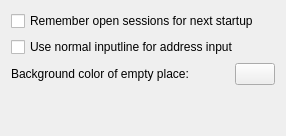
Old version of the form config/general.ui in the repository KDE/krdc.
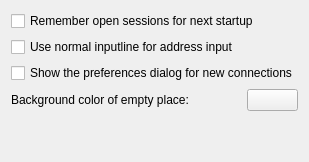
New version of the form. Custom widgets are drawn as their Qt base class.

Commit message:
Implement new host preferences: * hosts configuration file is now xml based * it is separated between a core and the different protocols * default configuration for each protocol is configurable in the configuration dialog
RDP configuration is not fully implemented yet.

```diff
--- a/config/general.ui
+++ b/config/general.ui
@@ -16,6 +16,13 @@
      </property>
     </widget>
    </item>
+   <item>
+    <widget class="QCheckBox" name="kcfg_ShowPreferencesForNewConnections" >
+     <property name="text" >
+      <string>Show the preferences dialog for new connections</string>
+     </property>
+    </widget>
+   </item>
    <item>
     <layout class="QHBoxLayout" >
      <item>
```
The commit also changes 10 other files.
